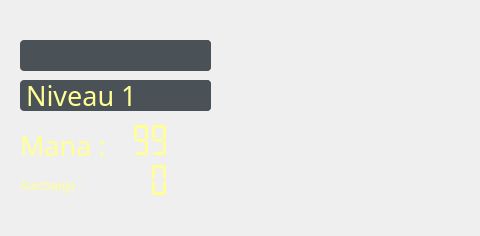
Old version of the form ui/editor.ui in the repository ThomasTab/Maerthan-Arcane-Editor; both pictures show x 0 to 480 and y 0 to 236 of the 1150 by 236 pixel window.
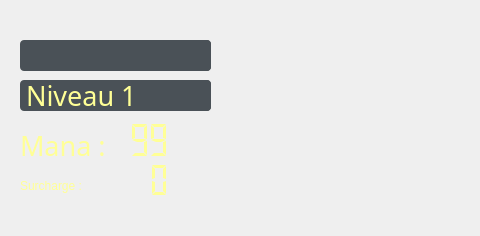
New version of the form. Icons and pictures are not drawn.

Commit message: Added window name and fixed ui issues

Patch:
```diff
--- a/ui/editor.ui
+++ b/ui/editor.ui
@@ -154,9 +154,9 @@
    <widget class="QLCDNumber" name="lcdNumberCost">
     <property name="geometry">
      <rect>
-      <x>130</x>
+      <x>110</x>
       <y>120</y>
-      <width>41</width>
+      <width>61</width>
       <height>41</height>
      </rect>
     </property>
@@ -185,7 +185,7 @@
      <bool>false</bool>
     </property>
     <property name="digitCount">
-     <number>2</number>
+     <number>3</number>
     </property>
     <property name="mode">
      <enum>QLCDNumber::Dec</enum>
```
Left out of the diff: 2 changed lines with no effect on the pictures. The commit also changes 1 other file.
